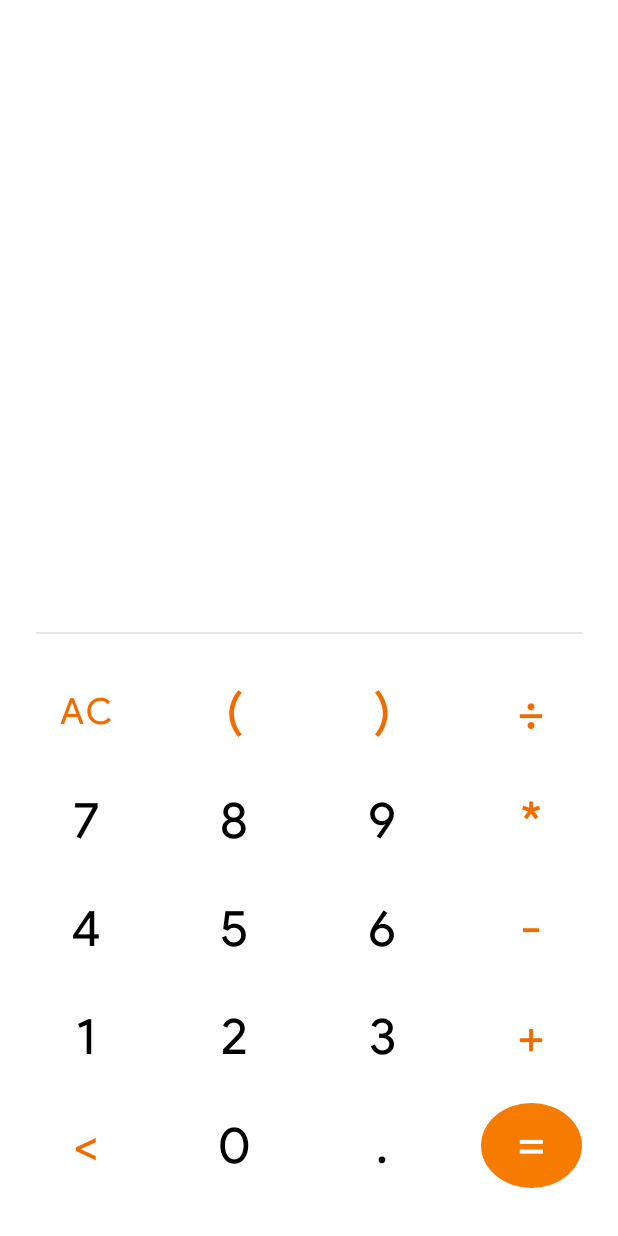
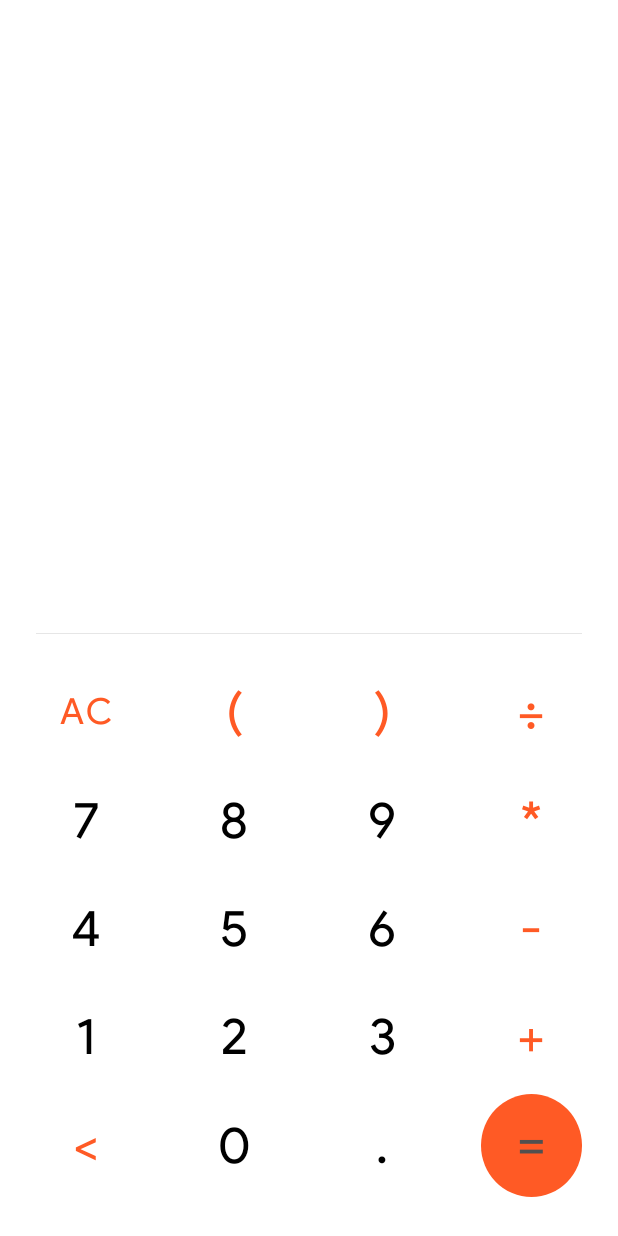
Before and after one commit to mr-mati/xiaomi-calculator, an Android app: the screen it shows after launch (MainActivity), on a phone screen of 412 x 824 dp. Run offline under Robolectric (Android 15) with nearby library versions, the phone set to English and light mode, and no system bars.

Commit message:
version 1.0.2

```diff
--- a/app/src/main/res/drawable/cercule.xml
+++ b/app/src/main/res/drawable/cercule.xml
@@ -3,6 +3,6 @@
     android:shape="oval"
     xmlns:android="http://schemas.android.com/apk/res/android">
 
-    <solid android:color="#F57C00"/>
+    <solid android:color="?attr/colorSecondary"/>
 
 </shape>
--- a/app/src/main/res/layout/activity_main.xml
+++ b/app/src/main/res/layout/activity_main.xml
@@ -3,6 +3,7 @@
     xmlns:tools="http://schemas.android.com/tools"
     android:layout_width="match_parent"
     android:layout_height="match_parent"
+    android:background="?attr/colorPrimary"
     android:gravity="bottom|center_horizontal"
     android:orientation="vertical"
     android:weightSum="9"
@@ -25,6 +26,7 @@
             android:textAlignment="viewEnd"
             android:layout_marginStart="24dp"
             android:layout_marginBottom="8dp"
+            android:paddingEnd="8dp"
             android:singleLine="true"
             android:scrollHorizontally="true"
             android:textColor="?attr/colorOnPrimary"
@@ -39,6 +41,7 @@
         android:layout_marginStart="24dp"
         android:layout_marginEnd="24dp"
         android:layout_marginBottom="8dp"
+        android:paddingEnd="8dp"
         android:singleLine="true"
         android:textAlignment="viewEnd"
         android:textSize="@dimen/textview_text_small" />
@@ -46,7 +49,7 @@
 
     <View
         android:layout_width="match_parent"
-        android:layout_height="1dp"
+        android:layout_height="0.9dp"
         android:layout_marginStart="24dp"
         android:layout_marginEnd="24dp"
         android:background="@color/gray_lite" />
@@ -293,8 +296,8 @@
                     android:id="@+id/btn_mosavi"
                     android:layout_width="match_parent"
                     android:layout_height="match_parent"
-                    android:layout_marginTop="8dp"
-                    android:layout_marginBottom="8dp"
+                    android:layout_marginTop="2dp"
+                    android:layout_marginBottom="2dp"
                     android:layout_marginStart="16dp"
                     android:layout_marginEnd="16dp"
                     android:layout_weight="1"
--- a/app/src/main/res/values-night/themes.xml
+++ b/app/src/main/res/values-night/themes.xml
@@ -8,7 +8,7 @@
         <!-- Secondary brand color. -->
         <item name="colorSecondary">@color/orange</item>
         <item name="colorSecondaryVariant">@color/orange</item>
-        <item name="colorOnSecondary">@color/white</item>
+        <item name="colorOnSecondary">@color/gray_lite</item>
         <!-- Status bar color. -->
         <item name="android:statusBarColor" tools:targetApi="l">?attr/colorPrimaryVariant</item>
         <!-- Customize your theme here. -->
--- a/app/src/main/res/values/colors.xml
+++ b/app/src/main/res/values/colors.xml
@@ -7,6 +7,7 @@
     <color name="teal_700">#FF018786</color>
     <color name="black">#FF000000</color>
     <color name="white">#FFFFFFFF</color>
-    <color name="orange">#EF6C00</color>
+    <color name="orange">#FF5A25</color>
     <color name="gray_lite">#E6E6E6</color>
+    <color name="gray_dark">#505050</color>
 </resources>
--- a/app/src/main/res/values/themes.xml
+++ b/app/src/main/res/values/themes.xml
@@ -10,7 +10,7 @@
         <!-- Secondary brand color. -->
         <item name="colorSecondary">@color/orange</item>
         <item name="colorSecondaryVariant">@color/orange</item>
-        <item name="colorOnSecondary">@color/white</item>
+        <item name="colorOnSecondary">@color/gray_dark</item>
 
         <!-- Status bar color. -->
         <item name="android:statusBarColor" tools:targetApi="l">?attr/colorPrimaryVariant</item>
```
